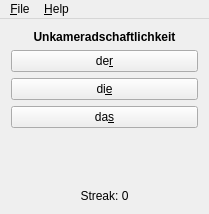
lawand/gngt, file mainwindow.ui: the form before one commit.
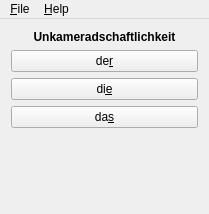
The form after the commit.

Commit message: did the same thing but in the ui file this time

```diff
--- a/mainwindow.ui
+++ b/mainwindow.ui
@@ -68,7 +68,7 @@
     <item>
      <widget class="QLabel" name="memorizationStreakLabel">
       <property name="text">
-       <string>Streak: 0</string>
+       <string/>
       </property>
       <property name="alignment">
        <set>Qt::AlignCenter</set>
```
